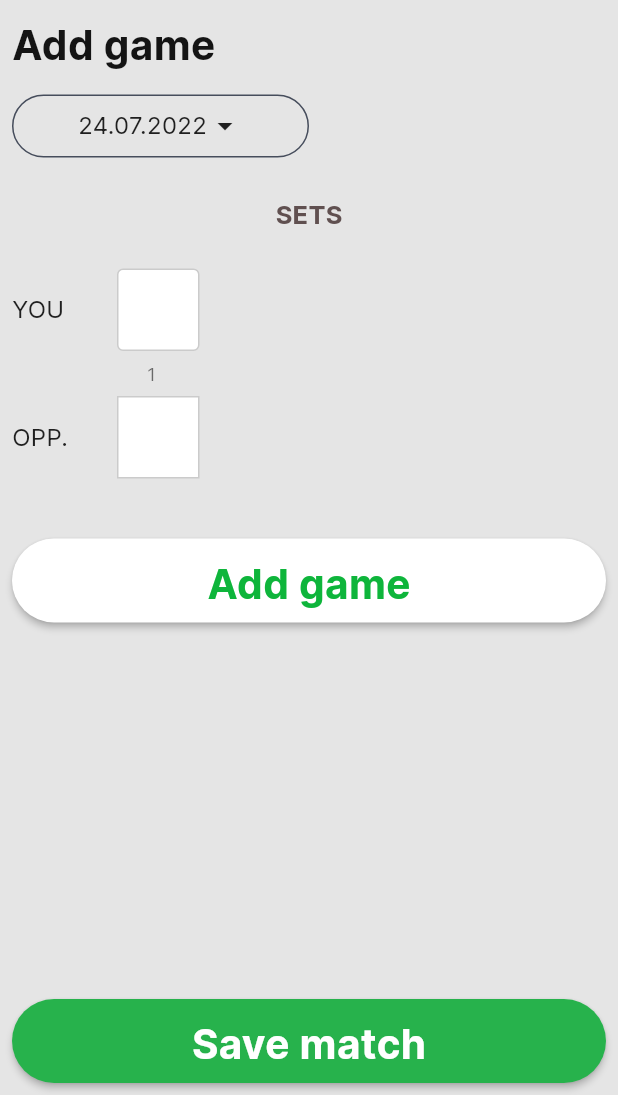
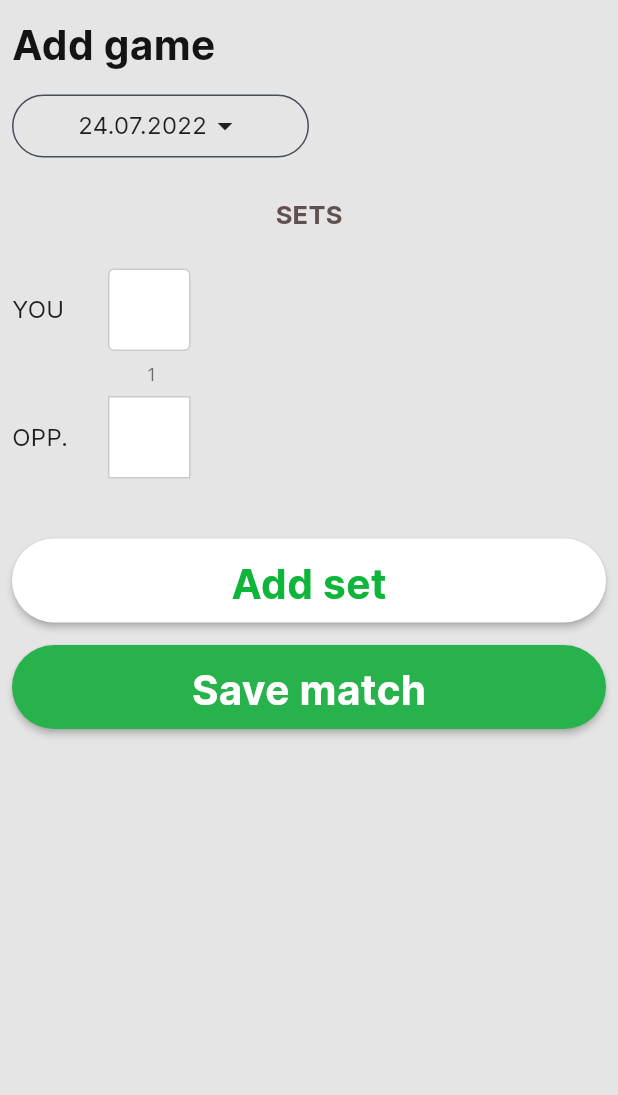
Before and after one commit to rohirait/neten, a Flutter app: the AddGameScreen screen opened directly, on a phone screen of 412 x 824 dp, the part 141-1236 px from its top. Run offline on Flutter 3.47's test engine with Material 2 defaults, Android fonts, the light colour scheme and no system bars; our stand-ins replace cloud_firestore, firebase_auth, firebase_core, flutter_riverpod, flutter_svg, google_sign_in and 5 more; accounts and stored records are empty.

Commit message:
Small changes to add game to work better with iOS

```diff
--- a/lib/src/screens/game/add_game.dart
+++ b/lib/src/screens/game/add_game.dart
@@ -30,28 +30,6 @@ class _AddGameScreenState extends State<AddGameScreen> {
   Widget build(BuildContext context) {
     return Scaffold(
         backgroundColor: NetenColor.backgroundColor,
-        bottomNavigationBar: Consumer(
-          builder: (BuildContext context, WidgetRef ref, Widget? child) {
-            final String? email = ref.read(authenticationProvider).getUser()?.email;
-            return Padding(
-              padding: const EdgeInsets.all(8.0),
-              child: ElevatedButton(
-                onPressed: () => saveMatch(email ?? ''),
-                child: Padding(
-                  padding: const EdgeInsets.symmetric(vertical: 8.0),
-                  child:
-                      Text('Save match', style: Theme.of(context).textTheme.bodyText1?.copyWith(color: Colors.white)),
-                ),
-                style: ElevatedButton.styleFrom(
-                  primary: NetenColor.buttonColor,
-                  shape: const RoundedRectangleBorder(
-                    borderRadius: BorderRadius.all(Radius.circular(50)),
-                  ),
-                ),
-              ),
-            );
-          },
-        ),
         body: SafeArea(
           child: SingleChildScrollView(
             controller: ScrollController(),
@@ -145,7 +123,7 @@ class _AddGameScreenState extends State<AddGameScreen> {
                           children: [
                             Row(children: [
                               SizedBox(width: 50, child: Text('YOU', style: Theme.of(context).textTheme.subtitle1)),
-                              SizedBox(width: 20),
+                              SizedBox(width: 14),
                               Container(
                                   height: 55,
                                   width: 55,
@@ -178,7 +156,7 @@ class _AddGameScreenState extends State<AddGameScreen> {
                             SizedBox(height: 8),
                             Row(children: [
                               SizedBox(width: 50, child: Text('OPP.', style: Theme.of(context).textTheme.subtitle1)),
-                              SizedBox(width: 20),
+                              SizedBox(width: 14),
                               Container(
                                   height: 55,
                                   width: 55,
@@ -207,7 +185,7 @@ class _AddGameScreenState extends State<AddGameScreen> {
                         child: Padding(
                           padding: const EdgeInsets.symmetric(horizontal: 16.0),
                           child: Scrollbar(
-                            isAlwaysShown: true,
+                            thumbVisibility: true,
                             controller: _scrollController,
                             trackVisibility: true,
                             child: SingleChildScrollView(
@@ -285,10 +263,33 @@ class _AddGameScreenState extends State<AddGameScreen> {
                       },
                       child: Padding(
                         padding: const EdgeInsets.symmetric(vertical: 8.0),
-                        child: Text('Add game',
+                        child: Text('Add set',
                             style: Theme.of(context).textTheme.bodyText1?.copyWith(color: NetenColor.primaryColor)),
                       ),
                     ),
+                  ),
+                  SizedBox(height: 15),
+                  Consumer(
+                    builder: (BuildContext context, WidgetRef ref, Widget? child) {
+                      final String? email = ref.read(authenticationProvider).getUser()?.email;
+                      return SizedBox(
+                        width: double.infinity,
+                        child: ElevatedButton(
+                          onPressed: () => saveMatch(email ?? ''),
+                          child: Padding(
+                            padding: const EdgeInsets.symmetric(vertical: 8.0),
+                            child:
+                            Text('Save match', style: Theme.of(context).textTheme.bodyText1?.copyWith(color: Colors.white)),
+                          ),
+                          style: ElevatedButton.styleFrom(
+                            primary: NetenColor.buttonColor,
+                            shape: const RoundedRectangleBorder(
+                              borderRadius: BorderRadius.all(Radius.circular(50)),
+                            ),
+                          ),
+                        ),
+                      );
+                    },
                   ),
                 ],
               ),
```
Also changed, not shown: 2 other files.
